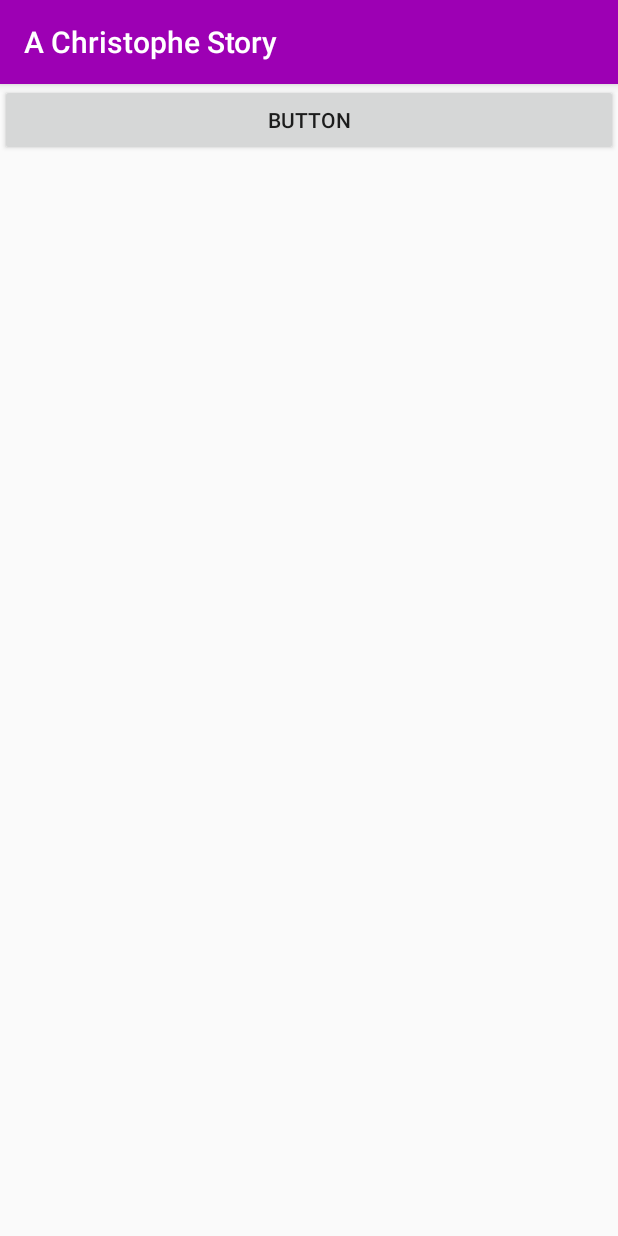
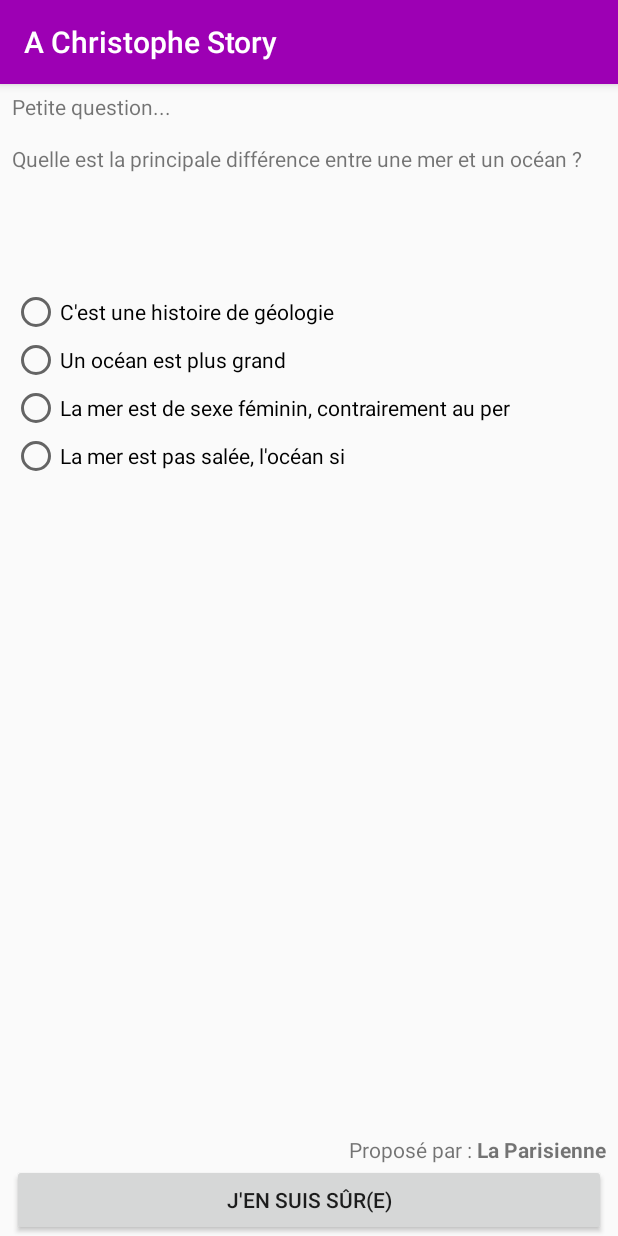
Before and after one commit to thomas40510/achristophe-story, an Android app: the screen49 screen opened directly, with no data from a screen before it, on a phone screen of 412 x 824 dp. Run offline under Robolectric (Android 15) with nearby library versions, the phone set to English and light mode, and no system bars.

Commit message:
achristophe-story 27/07@17:53

```diff
--- a/app/src/main/java/com/example/studioquaiouest/myapplication/MainActivity.java
+++ b/app/src/main/java/com/example/studioquaiouest/myapplication/MainActivity.java
@@ -232,7 +232,7 @@ public class MainActivity extends AppCompatActivity {
     }
 
     public void gotoLB (View view){
-        Intent intent = new Intent(this, screen45.class);
+        Intent intent = new Intent(this, screen49.class);
         startActivity(intent);
     }
 
--- a/app/src/main/java/com/example/studioquaiouest/myapplication/screen49.java
+++ b/app/src/main/java/com/example/studioquaiouest/myapplication/screen49.java
@@ -1,9 +1,13 @@
 package com.example.studioquaiouest.myapplication;
 
+import android.content.Context;
 import android.content.Intent;
+import android.os.Bundle;
+import android.os.Vibrator;
 import android.support.v7.app.AppCompatActivity;
-import android.os.Bundle;
 import android.view.View;
+import android.widget.RadioButton;
+import android.widget.RadioGroup;
 
 public class screen49 extends AppCompatActivity {
 
@@ -12,6 +16,33 @@ public class screen49 extends AppCompatActivity {
         super.onCreate(savedInstanceState);
         setContentView(R.layout.activity_screen49);
     }
+
+    View view;
+    int radioId;
+
+    public void Verif (View view){
+
+        RadioGroup group = (RadioGroup) findViewById(R.id.radioGroup2);
+        radioId = group.getCheckedRadioButtonId();
+
+        if (radioId == R.id.radio4){
+            findViewById(R.id.txtWrong).setVisibility(View.INVISIBLE);
+            RadioButton radio = (RadioButton) findViewById(radioId);
+            radio.setChecked(false);
+            gotoNext(view);
+        } else {
+            Wrong();
+        }
+    }
+
+    public void Wrong(){
+        findViewById(R.id.txtWrong).setVisibility(View.VISIBLE);
+        RadioButton radio = (RadioButton) findViewById(radioId);
+        radio.setChecked(false);
+        Vibrator v = (Vibrator) getSystemService(Context.VIBRATOR_SERVICE);
+        v.vibrate(300);
+    }
+
     public void gotoNext (View view){
         Intent intent = new Intent(this, resume.class);
         int i = 51;
--- a/app/src/main/res/layout/activity_screen49.xml
+++ b/app/src/main/res/layout/activity_screen49.xml
@@ -4,15 +4,116 @@
     xmlns:tools="http://schemas.android.com/tools"
     android:layout_width="match_parent"
     android:layout_height="match_parent"
+    android:layout_marginLeft="8dp"
+    android:layout_marginRight="8dp"
+    android:layout_marginTop="5dp"
     tools:context="com.example.studioquaiouest.myapplication.screen49">
 
-    <Button
-        android:id="@+id/button32"
+    <TextView
+        android:id="@+id/textView132"
         android:layout_width="wrap_content"
         android:layout_height="wrap_content"
-        android:onClick="gotoNext"
-        android:text="Button"
+        android:layout_alignParentStart="true"
         android:layout_alignParentTop="true"
+        android:text="Petite question..." />
+
+    <TextView
+        android:id="@+id/textView133"
+        android:layout_width="wrap_content"
+        android:layout_height="wrap_content"
+        android:text="Quelle est la principale différence entre une mer et un océan ?"
+        android:layout_below="@+id/textView132"
         android:layout_alignParentStart="true"
-        android:layout_alignParentEnd="true" />
+        android:layout_marginTop="15dp" />
+
+    <RadioGroup
+        android:layout_width="wrap_content"
+        android:layout_height="wrap_content"
+        android:id="@+id/radioGroup2"
+        android:layout_below="@+id/textView139"
+        android:layout_alignParentStart="true">
+
+        <RadioButton
+            android:id="@+id/radio1"
+            android:layout_width="wrap_content"
+            android:layout_height="wrap_content"
+            android:layout_weight="1"
+            android:text="C'est une histoire de géologie" />
+
+        <RadioButton
+            android:id="@+id/radio2"
+            android:layout_width="wrap_content"
+            android:layout_height="wrap_content"
+            android:layout_weight="1"
+            android:text="Un océan est plus grand" />
+
+        <RadioButton
+            android:id="@+id/radio3"
+            android:layout_width="wrap_content"
+            android:layout_height="wrap_content"
+            android:layout_weight="1"
+            android:text="La mer est de sexe féminin, contrairement au per" />
+
+        <RadioButton
+            android:id="@+id/radio4"
+            android:layout_width="wrap_content"
+            android:layout_height="wrap_content"
+            android:layout_weight="1"
+            android:text="La mer est pas salée, l'océan si" />
+    </RadioGroup>
+
+    <Button
+        android:id="@+id/button34"
+        android:layout_width="wrap_content"
+        android:layout_height="wrap_content"
+        android:layout_alignParentBottom="true"
+        android:layout_alignParentEnd="true"
+        android:layout_alignParentStart="true"
+        android:onClick="Verif"
+        android:text="J'en suis sûr(e)" />
+
+    <TextView
+        android:id="@+id/txtWrong"
+        android:layout_width="wrap_content"
+        android:layout_height="wrap_content"
+        android:layout_below="@+id/textView140"
+        android:layout_centerHorizontal="true"
+        android:text="Vraiment ? Et on passait quoi en Juin ?"
+        android:textColor="@android:color/holo_red_dark"
+        android:textSize="18sp"
+        android:textStyle="bold"
+        android:visibility="invisible" />
+
+    <TextView
+        android:id="@+id/textView139"
+        android:layout_width="wrap_content"
+        android:layout_height="wrap_content"
+        android:layout_below="@+id/txtWrong"
+        android:layout_centerHorizontal="true" />
+
+    <TextView
+        android:id="@+id/textView140"
+        android:layout_width="wrap_content"
+        android:layout_height="wrap_content"
+        android:layout_below="@+id/textView133"
+        android:layout_centerHorizontal="true"
+        android:textSize="24sp" />
+
+    <TextView
+        android:id="@+id/textView141"
+        android:layout_width="wrap_content"
+        android:layout_height="wrap_content"
+        android:layout_above="@+id/button34"
+        android:layout_alignParentEnd="true"
+        android:text="La Parisienne"
+        android:textStyle="bold" />
+
+    <TextView
+        android:id="@+id/textView142"
+        android:layout_width="wrap_content"
+        android:layout_height="wrap_content"
+        android:layout_above="@+id/button34"
+        android:layout_toStartOf="@+id/textView141"
+        android:text="Proposé par : " />
+
 </RelativeLayout>
```
Also changed, not shown: 200 other files.
